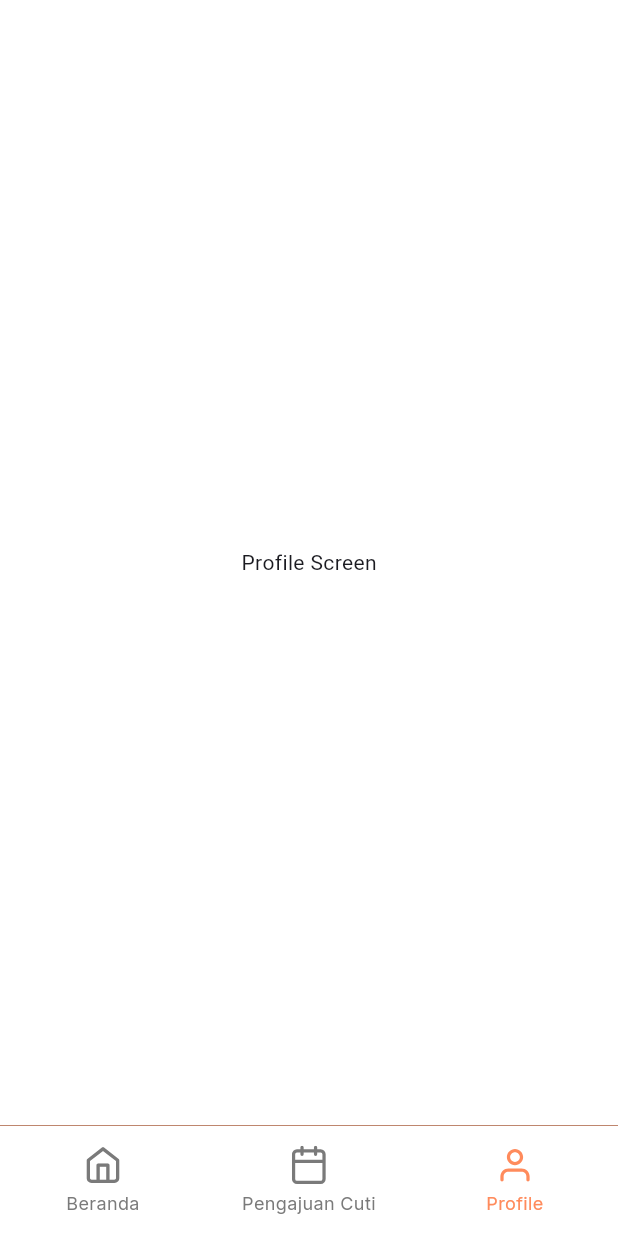
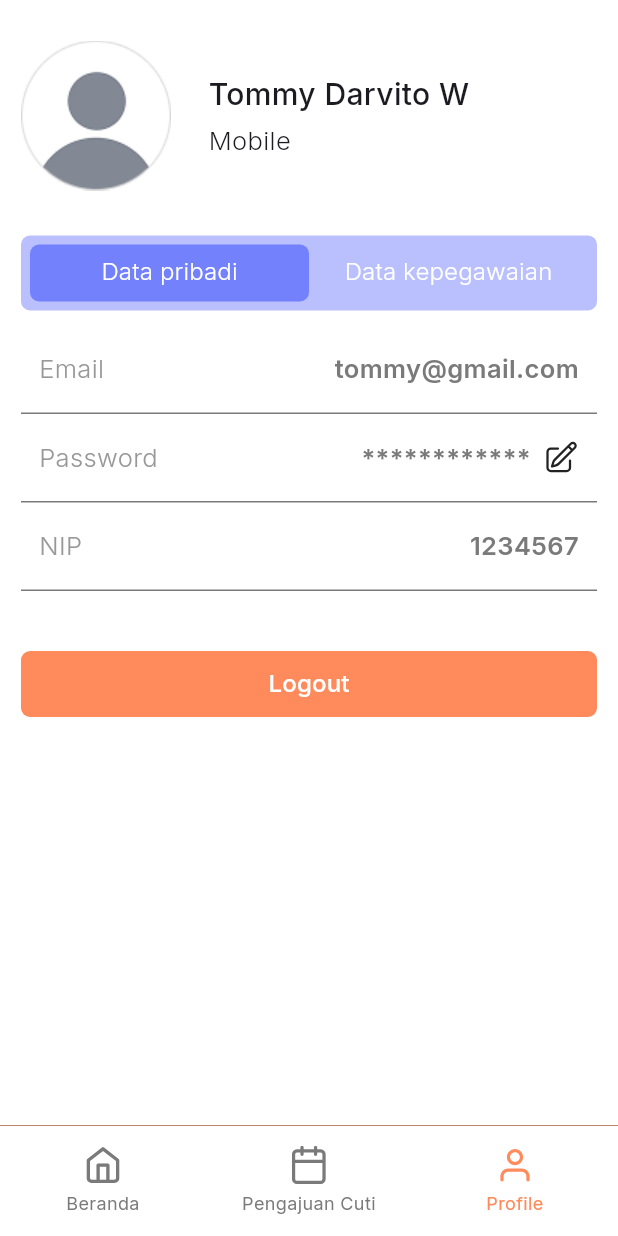
Before and after one commit to sewira/hris-attendance, a Flutter app: the screen it shows after launch, item 3 of the bottom bar chosen, on a phone screen of 412 x 824 dp. Run offline on Flutter 3.47's test engine with Material 3 defaults, Android fonts, the phone set to English and light mode, and no system bars; our stand-ins replace dartz, dio, flutter_svg, get, get_storage, heroicons and 1 more.

Commit message:
feat: slicing profile screen

```diff
--- a/lib/config/theme/app_assets.dart
+++ b/lib/config/theme/app_assets.dart
@@ -1,6 +1,7 @@
 
 abstract class AppAssets{
   static const logo = "lib/shared/assets/images/logo.png";
+  static const profile = "lib/shared/assets/images/profile.png";
   static const icHome = "lib/shared/assets/images/ic_home.svg";
   static const icCalendar = "lib/shared/assets/images/ic_calendar.svg";
   static const icUser = "lib/shared/assets/images/ic_user.svg";
--- a/lib/features/main/presentation/binding/main_binding.dart
+++ b/lib/features/main/presentation/binding/main_binding.dart
@@ -2,6 +2,7 @@ import 'package:get/get.dart';
 import 'package:hr_attendance/features/main/presentation/controller/main_controller.dart';
 import 'package:hr_attendance/features/dashboard/presentation/controllers/dashboard_controller.dart';
 import 'package:hr_attendance/features/pengajuan%20cuti/presentation/controllers/cuti_controller.dart';
+import 'package:hr_attendance/features/profile/presentation/controllers/profile_controller.dart';
 
 class MainBinding extends Bindings {
   @override
@@ -9,5 +10,6 @@ class MainBinding extends Bindings {
     Get.lazyPut(() => MainController());
     Get.lazyPut(() => DashboardController());
     Get.lazyPut(() => CutiController());
+    Get.lazyPut(() => ProfileController());
   }
 }
--- a/lib/features/main/presentation/screen/main_screen.dart
+++ b/lib/features/main/presentation/screen/main_screen.dart
@@ -4,7 +4,7 @@ import 'package:hr_attendance/config/theme/app_color.dart';
 import 'package:hr_attendance/features/dashboard/presentation/screens/dashboard_screen.dart';
 import 'package:hr_attendance/features/main/presentation/controller/main_controller.dart';
 import 'package:hr_attendance/features/pengajuan%20cuti/presentation/screens/cuti_screen.dart';
-import 'package:hr_attendance/features/profile/profile_screen.dart';
+import 'package:hr_attendance/features/profile/presentation/screens/profile_screen.dart';
 import 'package:hr_attendance/shared/widgets/appbar_widget.dart';
 import 'package:hr_attendance/shared/widgets/navbar_widget.dart';
 
--- /dev/null
+++ b/lib/features/profile/presentation/bindings/profile_binding.dart
@@ -0,0 +1,9 @@
+import 'package:get/get.dart';
+import 'package:hr_attendance/features/profile/presentation/controllers/profile_controller.dart';
+
+class ProfileBinding extends Bindings {
+  @override
+  void dependencies() {
+    Get.lazyPut(() => ProfileController());
+  }
+}
--- /dev/null
+++ b/lib/features/profile/presentation/controllers/profile_controller.dart
@@ -0,0 +1,7 @@
+import 'package:flutter/material.dart';
+import 'package:get/get.dart';
+
+class ProfileController extends GetxController {
+  final TextEditingController filterDateController = TextEditingController();
+
+}
--- /dev/null
+++ b/lib/features/profile/presentation/screens/profile_screen.dart
@@ -0,0 +1,202 @@
+import 'package:flutter/material.dart';
+import 'package:get/get.dart';
+import 'package:heroicons/heroicons.dart';
+import 'package:hr_attendance/config/theme/app_assets.dart';
+import 'package:hr_attendance/config/theme/app_color.dart';
+import 'package:hr_attendance/features/profile/presentation/controllers/profile_controller.dart';
+import 'package:hr_attendance/features/profile/presentation/widgets/profile_widget.dart';
+import 'package:hr_attendance/shared/widgets/button_widget.dart';
+import 'package:hr_attendance/shared/widgets/date_dialog.dart';
+import 'package:hr_attendance/shared/widgets/table_widget.dart';
+
+class ProfileScreen extends StatelessWidget {
+  const ProfileScreen({super.key});
+
+  @override
+  Widget build(BuildContext context) {
+    final ProfileController controller = Get.find<ProfileController>();
+
+    return DefaultTabController(
+      length: 2,
+      child: Padding(
+        padding: const EdgeInsets.symmetric(vertical: 12, horizontal: 14),
+        child: Column(
+          crossAxisAlignment: CrossAxisAlignment.start,
+          children: [
+            Padding(
+              padding: const EdgeInsets.only(top: 15),
+              child: SizedBox(
+                width: double.infinity,
+                height: 100,
+                child: Row(
+                  crossAxisAlignment: CrossAxisAlignment.start,
+                  children: [
+                    Image.asset(AppAssets.profile),
+                    const SizedBox(width: 25),
+                    Column(
+                      crossAxisAlignment: CrossAxisAlignment.start,
+                      mainAxisAlignment: MainAxisAlignment.center,
+                      children: const [
+                        Text(
+                          "Tommy Darvito W",
+                          style: TextStyle(
+                            fontFamily: "Inter",
+                            fontSize: 20,
+                            fontWeight: FontWeight.w500,
+                          ),
+                        ),
+                        SizedBox(height: 5),
+                        Text(
+                          "Mobile",
+                          style: TextStyle(
+                            fontFamily: "Inter",
+                            fontSize: 17,
+                            fontWeight: FontWeight.w300,
+                          ),
+                        ),
+                      ],
+                    ),
+                  ],
+                ),
+              ),
+            ),
+
+            const SizedBox(height: 30),
+
+            Container(
+              padding: const EdgeInsets.all(6),
+              height: 50,
+              decoration: BoxDecoration(
+                color: AppColor.infoHover,
+                borderRadius: BorderRadius.circular(6),
+              ),
+              child: TabBar(
+                indicator: BoxDecoration(
+                  color: AppColor.info,
+                  borderRadius: BorderRadius.circular(6),
+                ),
+                indicatorSize: TabBarIndicatorSize.tab,
+                dividerColor: Colors.transparent,
+                labelColor: AppColor.netral1,
+                unselectedLabelColor: AppColor.netral1,
+                labelStyle: TextStyle(
+                  fontFamily: "Inter",
+                  fontSize: 16,
+                  fontWeight: FontWeight.w300,
+                ),
+                tabs: const [
+                  Tab(text: "Data pribadi"),
+                  Tab(text: "Data kepegawaian"),
+                ],
+              ),
+            ),
+
+            const SizedBox(height: 10),
+
+            Expanded(
+              child: TabBarView(
+                children: [
+                  ListView(
+                    children: [
+                      const ProfileItem(
+                        label: "Email",
+                        value: "tommy@gmail.com",
+                      ),
+                      const ProfileItem(
+                        label: "Password",
+                        value: "************",
+                        isIcon: true,
+                      ),
+                      const ProfileItem(label: "NIP", value: "1234567"),
+
+                      const SizedBox(height: 40),
+
+                      ButtonLarge(
+                        label: "Logout",
+                        onPressed: () {},
+                        isEnabled: true,
+                        colorButton: AppColor.danger,
+                      ),
+                    ],
+                  ),
+
+                  ListView(
+                    children: [
+                      const ProfileItem(
+                        label: "Lama bekerja",
+                        value: "1 Tahun",
+                      ),
+                      const ProfileItem(label: "Divisi", value: "Mobile"),
+                      const ProfileItem(
+                        label: "Banyak cuti diambil",
+                        value: "9",
+                      ),
+                      const ProfileItem(
+                        label: "Sisa cuti tersedia",
+                        value: "4",
+                      ),
+
+                      SizedBox(height: 20),
+
+                      CustomDataTable(
+                        showSearch: false,
+                        columns: [
+                          const DataColumn(label: Text("No")),
+
+                          DataColumn(
+                            label: Center(
+                              child: Row(
+                                mainAxisSize: MainAxisSize.min,
+                                mainAxisAlignment: MainAxisAlignment.center,
+                                children: [
+                                  const Text("Tanggal"),
+                                  IconButton(
+                                    icon: const HeroIcon(
+                                      HeroIcons.calendar,
+                                      size: 20,
+                                      color: AppColor.netral1,
+                                    ),
+                                    padding: EdgeInsets.zero,
+                                    constraints: const BoxConstraints(),
+                                    onPressed: () async {
+                                      await showDateDialog(
+                                        context,
+                                        controller.filterDateController,
+                                      );
+                                    },
+                                  ),
+                                ],
+                              ),
+                            ),
+                          ),
+
+                          const DataColumn(label: Text("Durasi Kerja")),
+                          const DataColumn(label: Text("Clock In")),
+                          const DataColumn(label: Text("Clock Out")),
+                        ],
+                        rows: List.generate(
+                          10,
+                          (index) => DataRow(
+                            cells: [
+                              DataCell(Center(child: Text("${index + 1}"))),
+                              const DataCell(
+                                Center(child: Text("20 Jan 2026")),
+                              ),
+                              const DataCell(Center(child: Text("8 Jam"))),
+                              const DataCell(Center(child: Text("08.00"))),
+                              const DataCell(Center(child: Text("17.00"))),
+                            ],
+                          ),
+                        ),
+                      ),
+                    ],
+                  ),
+                ],
+              ),
+            ),
+          ],
+        ),
+      ),
+    );
+  }
+}
--- /dev/null
+++ b/lib/features/profile/presentation/widgets/profile_widget.dart
@@ -0,0 +1,72 @@
+import 'package:flutter/material.dart';
+import 'package:heroicons/heroicons.dart';
+import 'package:hr_attendance/config/theme/app_color.dart';
+
+class ProfileItem extends StatelessWidget {
+  final String label;
+  final String value;
+  final bool isIcon;
+
+  const ProfileItem({
+    super.key,
+    required this.label,
+    required this.value,
+    this.isIcon = false,
+  });
+
+  @override
+  Widget build(BuildContext context) {
+    return Container(
+      padding: const EdgeInsets.symmetric(vertical: 17, horizontal: 12),
+      decoration: const BoxDecoration(
+        border: Border(bottom: BorderSide(color: AppColor.disableBorder)),
+      ),
+      child: Row(
+        children: [
+          Expanded(
+            flex: 6,
+            child: Text(
+              label,
+              style: const TextStyle(
+                fontFamily: "Inter",
+                fontSize: 17,
+                fontWeight: FontWeight.w300,
+                color: AppColor.disablePressed,
+              ),
+            ),
+          ),
+
+          Expanded(
+            flex: 6,
+            child: Row(
+              mainAxisAlignment: MainAxisAlignment.end,
+              children: [
+                Flexible(
+                  child: Text(
+                    value,
+                    textAlign: TextAlign.right,
+                    overflow: TextOverflow.ellipsis,
+                    style: const TextStyle(
+                      fontFamily: "Inter",
+                      fontSize: 17,
+                      color: AppColor.disableBorder,
+                      fontWeight: FontWeight.w600,
+                    ),
+                  ),
+                ),
+
+                if (isIcon) ...[
+                  const SizedBox(width: 8),
+                  InkWell(
+                    onTap: () {},
+                    child: const HeroIcon(HeroIcons.pencilSquare, size: 24),
+                  ),
+                ],
+              ],
+            ),
+          ),
+        ],
+      ),
+    );
+  }
+}
--- a/lib/features/profile/profile_screen.dart
+++ /dev/null
@@ -1,12 +0,0 @@
-import 'package:flutter/material.dart';
-
-class ProfileScreen extends StatelessWidget {
-  const ProfileScreen({super.key});
-
-  @override
-  Widget build(BuildContext context) {
-    return const Center(
-      child: Text("Profile Screen"),
-    );
-  }
-}
--- a/lib/shared/widgets/table_widget.dart
+++ b/lib/shared/widgets/table_widget.dart
@@ -4,11 +4,15 @@ import 'package:hr_attendance/config/theme/app_color.dart';
 class CustomDataTable extends StatelessWidget {
   final List<DataColumn> columns;
   final List<DataRow> rows;
+  final bool showSearch;
+  final double tableHeight;
 
   const CustomDataTable({
     super.key,
     required this.columns,
     required this.rows,
+    this.showSearch = true,
+    this.tableHeight = 320,
   });
 
   List<DataColumn> _styledColumns() {
@@ -16,10 +20,7 @@ class CustomDataTable extends StatelessWidget {
       return DataColumn(
         label: Container(
           alignment: Alignment.center,
-          padding: const EdgeInsets.symmetric(
-            vertical: 12,
-            horizontal: 16,
-          ),
+          padding: const EdgeInsets.symmetric(vertical: 12, horizontal: 16),
           child: DefaultTextStyle(
             style: const TextStyle(
               color: Colors.white,
@@ -37,24 +38,23 @@ class CustomDataTable extends StatelessWidget {
   Widget build(BuildContext context) {
     return Column(
       children: [
+        if (showSearch) ...[
           Align(
             alignment: Alignment.centerRight,
             child: SizedBox(
               width: 130,
               height: 35,
               child: TextField(
-              style: const TextStyle(
-                fontSize: 15,
-                color: AppColor.netral2,
-                fontWeight: FontWeight.normal,
-              ),
+                style: const TextStyle(fontSize: 15, color: AppColor.netral2),
                 decoration: InputDecoration(
                   hintText: "Search...",
                   filled: true,
                   fillColor: Colors.white,
                   suffixIcon: const Icon(Icons.search),
-                contentPadding:
-                    const EdgeInsets.symmetric(horizontal: 12, vertical: 6),
+                  contentPadding: const EdgeInsets.symmetric(
+                    horizontal: 12,
+                    vertical: 6,
+                  ),
                   border: OutlineInputBorder(
                     borderRadius: BorderRadius.circular(6),
                   ),
@@ -62,10 +62,11 @@ class CustomDataTable extends StatelessWidget {
               ),
             ),
           ),
+          const SizedBox(height: 12),
+        ],
 
-        const SizedBox(height: 12),
-
-        Expanded(
+        SizedBox(
+          height: tableHeight,
           child: ClipRRect(
             borderRadius: BorderRadius.circular(6),
             child: Container(
@@ -76,10 +77,10 @@ class CustomDataTable extends StatelessWidget {
                     scrollDirection: Axis.horizontal,
                     child: DataTable(
                       columnSpacing: 24,
-                      headingRowColor:
-                          MaterialStateProperty.all(AppColor.primary),
-                      dataRowColor:
-                          MaterialStateProperty.all(AppColor.netral1),
+                      headingRowColor: MaterialStateProperty.all(
+                        AppColor.primary,
+                      ),
+                      dataRowColor: MaterialStateProperty.all(AppColor.netral1),
                       columns: _styledColumns(),
                       rows: rows,
                     ),
```
Also changed, not shown: lib/shared/assets/images/profile.png (added). Lines whose indentation alone changed are shown as unchanged.
